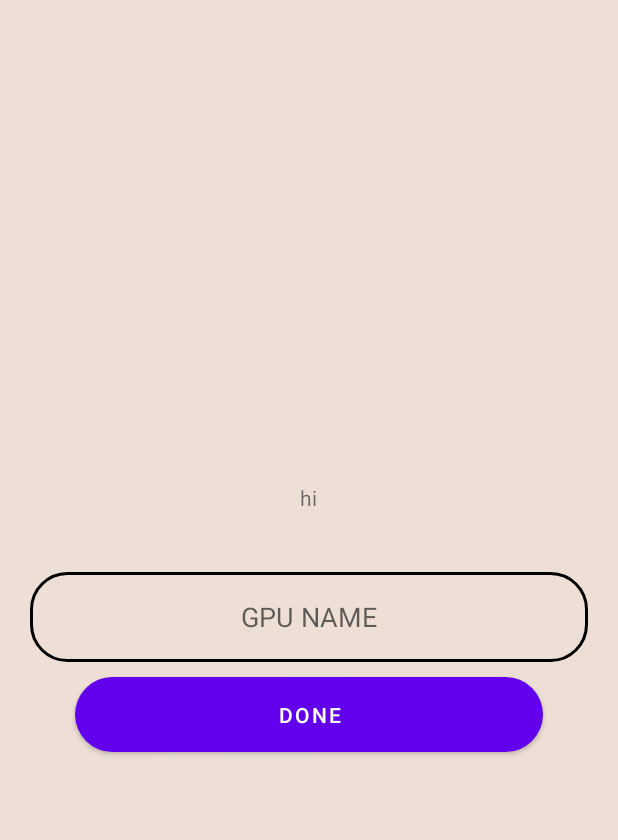
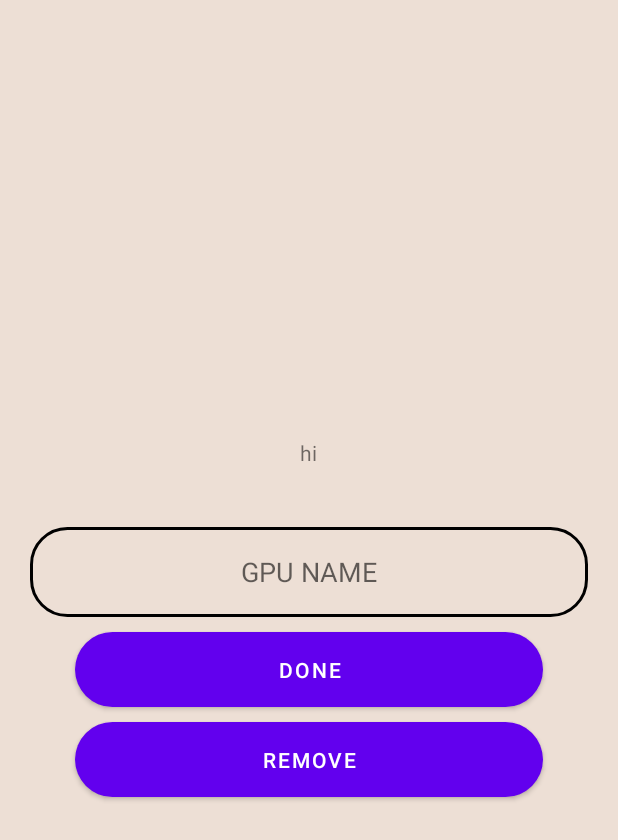
Before and after one commit to raaveinm/LeAndroidPractice, an Android app: the layout fragment_add_new_card.xml on its own in the app's theme, with its tools: preview values and no code run, on a phone screen of 412 x 824 dp. Shown: the top 840 px of the screen. Run offline under Robolectric (Android 15) with nearby library versions, the phone set to English and light mode, and no system bars.

```diff
--- a/app/src/main/java/com/raaceinm/androidpracticals/Tools/Components.kt
+++ b/app/src/main/java/com/raaceinm/androidpracticals/Tools/Components.kt
@@ -25,6 +25,12 @@ var GPUData: List<GPUs> = mutableListOf(
 fun  setGPUDataSet(item: String) {
     GPUData = GPUData.toMutableList().apply {
         add(GPUs(item))
+    }
+}
+
+fun deleteGPUDataSet(item: String) {
+    GPUData = GPUData.toMutableList().apply {
+        remove(GPUs(item))
     }
 }
 
--- a/app/src/main/java/com/raaceinm/androidpracticals/activities/ExperimentalSheesh.java
+++ b/app/src/main/java/com/raaceinm/androidpracticals/activities/ExperimentalSheesh.java
@@ -143,7 +143,6 @@ public class ExperimentalSheesh extends AppCompatActivity {
                                 textName.getText().toString(),
                                 Integer.parseInt(textAge.getText().toString()));
 
-
                         Intent intent = new Intent(this, MainActivity.class);
                         intent.putExtra("Sterilization", personalData);
                         intent.addFlags(Intent.FLAG_ACTIVITY_CLEAR_TOP);
--- a/app/src/main/java/com/raaceinm/androidpracticals/fragments/AddNewCard.kt
+++ b/app/src/main/java/com/raaceinm/androidpracticals/fragments/AddNewCard.kt
@@ -18,6 +18,7 @@ class AddNewCard : Fragment() {
         inflater: LayoutInflater, container: ViewGroup?,
         savedInstanceState: Bundle?,
     ): View? {
-        return inflater.inflate(R.layout.fragment_add_new_card, container, false)
+        return inflater.inflate(R.layout.fragment_add_new_card,
+            container, false)
     }
 }
--- a/app/src/main/java/com/raaceinm/androidpracticals/fragments/FrameLayout.java
+++ b/app/src/main/java/com/raaceinm/androidpracticals/fragments/FrameLayout.java
@@ -32,14 +32,8 @@ public class FrameLayout extends Fragment {
         return inflater.inflate(R.layout.fragment_frame_layout, container, false);
     }
 
-    public void onActivityCreated(Bundle savedInstanceState) {
-        super.onActivityCreated(savedInstanceState);
-    }
-
     @Override
     public void onStart() {
-
-
         super.onStart();
     }
 }
--- a/app/src/main/java/com/raaceinm/androidpracticals/fragments/ListViewFragment.java
+++ b/app/src/main/java/com/raaceinm/androidpracticals/fragments/ListViewFragment.java
@@ -67,4 +67,6 @@ public class ListViewFragment extends Fragment {
             customAdapter.notifyDataSetChanged();
         }
     }
+
+
 }
--- a/app/src/main/res/layout/fragment_add_new_card.xml
+++ b/app/src/main/res/layout/fragment_add_new_card.xml
@@ -40,6 +40,16 @@
             android:background="@drawable/background_butt"
             android:layout_marginStart="50dp"
             android:layout_marginEnd="50dp"/>
+        <Button
+            android:id="@+id/remove"
+            android:layout_width="match_parent"
+            android:layout_height="50dp"
+            android:layout_marginTop="10dp"
+            android:text="remove"
+            android:onClick="FragmentManager"
+            android:background="@drawable/background_butt"
+            android:layout_marginStart="50dp"
+            android:layout_marginEnd="50dp"/>
     </LinearLayout>
 
 </LinearLayout>
```
Also changed, not shown: app/src/main/java/com/raaceinm/androidpracticals/activities/MainActivity.java (+7 -10 lines), app/src/main/java/com/raaceinm/androidpracticals/activities/PrivateContent.java (+20 -7 lines), app/src/main/java/com/raaceinm/androidpracticals/fragments/AnotherPrivate.java (+0 -37 lines), app/src/main/java/com/raaceinm/androidpracticals/fragments/LinearLayout.java (+0 -7 lines).
